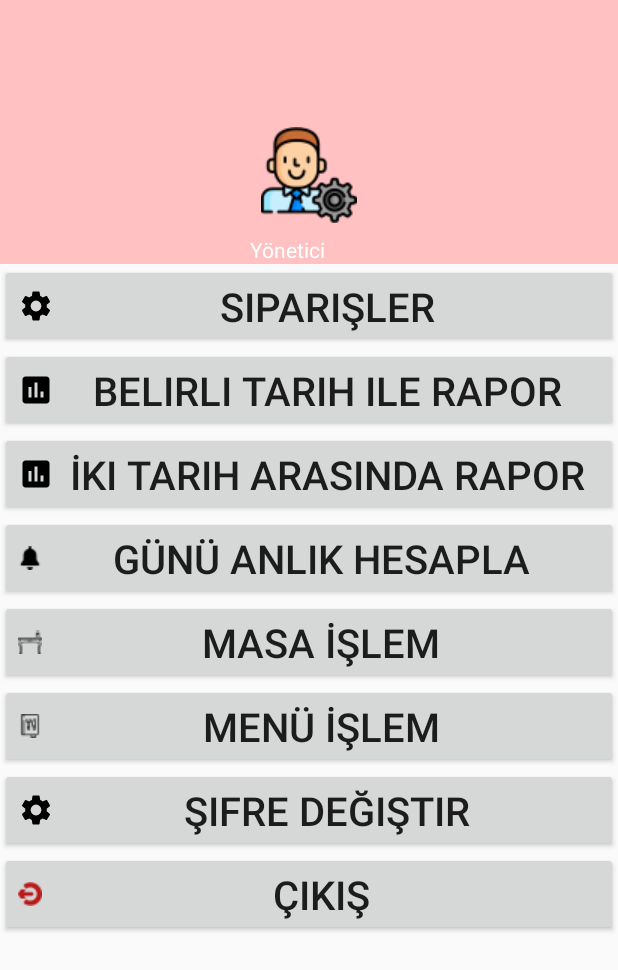
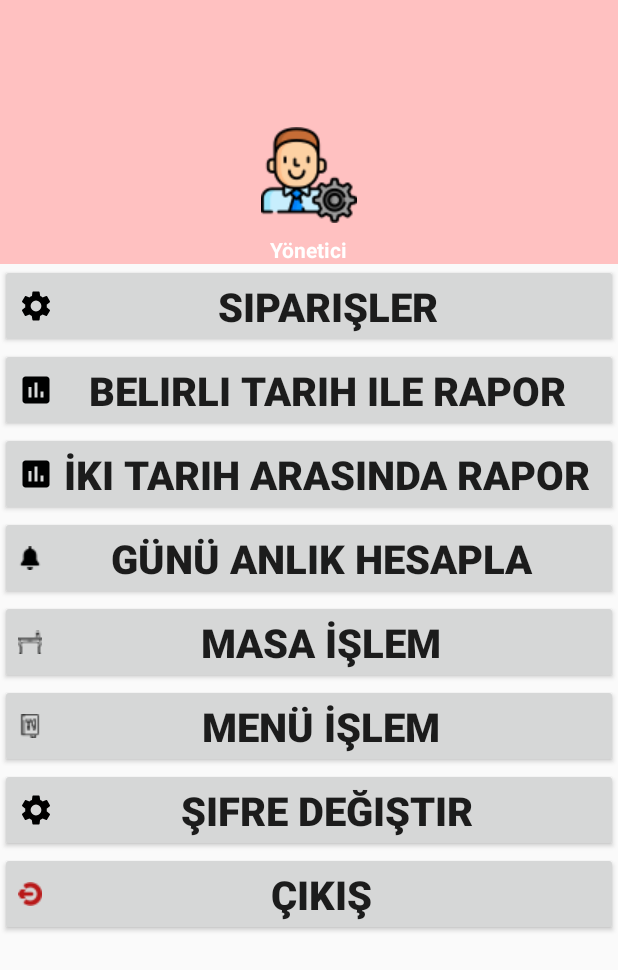
Before and after one commit to iremakdgn/siparisadmin, an Android app: the girisAdminActivity screen opened directly, with no data from a screen before it, on a phone screen of 412 x 824 dp. Shown: the top 970 px of the screen. Run offline under Robolectric (Android 15) with nearby library versions, the phone set to English and light mode, and no system bars.

```diff
--- a/app/src/main/java/com/corba/corbam/Services/APIClient.java
+++ b/app/src/main/java/com/corba/corbam/Services/APIClient.java
@@ -6,7 +6,7 @@ import retrofit2.converter.gson.GsonConverterFactory;
 
 public class APIClient {
     private static Retrofit retrofit = null;
-    private static String Base_Url = "http://192.168.1.105/siparisapi/api/";
+    private static String Base_Url = "http://192.168.1.107/siparisapi/api/";
 
     public static Retrofit getClient() {
         if (retrofit == null) {
--- a/app/src/main/res/layout/activity_giris_admin.xml
+++ b/app/src/main/res/layout/activity_giris_admin.xml
@@ -23,10 +23,11 @@
             android:layout_gravity="center_horizontal"/>
 
         <TextView
-            android:layout_width="78dp"
+            android:layout_width="wrap_content"
             android:layout_height="wrap_content"
             android:layout_gravity="center"
             android:paddingTop="@dimen/nav_header_vertical_spacing"
+            android:textStyle="bold"
             android:text="Yönetici"
             android:textAppearance="@style/TextAppearance.AppCompat.Body1" />
 
@@ -40,6 +41,7 @@
         <Button
             android:id="@+id/nav_sip"
             android:layout_width="match_parent"
+            android:textStyle="bold"
             android:layout_height="wrap_content"
             android:drawableLeft="@drawable/ic_settings_black_24dp"
             android:text="Siparişler"
@@ -48,6 +50,7 @@
         <Button
             android:id="@+id/nav_btrh"
             android:layout_width="match_parent"
+            android:textStyle="bold"
             android:layout_height="wrap_content"
             android:drawableLeft="@drawable/ic_insert_chart_black_24dp"
             android:text="Belirli Tarih ile Rapor"
@@ -56,6 +59,7 @@
         <Button
             android:id="@+id/nav_ikitrh"
             android:layout_width="match_parent"
+            android:textStyle="bold"
             android:layout_height="wrap_content"
             android:drawableLeft="@drawable/ic_insert_chart_black_24dp"
             android:text="İki Tarih Arasında Rapor"
@@ -64,6 +68,7 @@
         <Button
             android:id="@+id/nav_bldr"
             android:layout_width="match_parent"
+            android:textStyle="bold"
             android:layout_height="wrap_content"
             android:drawableLeft="@drawable/bell"
             android:text="Günü anlık hesapla"
@@ -72,6 +77,7 @@
         <Button
             android:id="@+id/nav_masais"
             android:layout_width="match_parent"
+            android:textStyle="bold"
             android:layout_height="wrap_content"
             android:drawableLeft="@drawable/table"
             android:text="Masa İşlem"
@@ -80,6 +86,7 @@
         <Button
             android:id="@+id/nav_menuis"
             android:layout_width="match_parent"
+            android:textStyle="bold"
             android:layout_height="wrap_content"
             android:drawableLeft="@drawable/menu"
             android:text="Menü İşlem"
@@ -88,6 +95,7 @@
         <Button
             android:id="@+id/nav_sfrdgs"
             android:layout_width="match_parent"
+            android:textStyle="bold"
             android:layout_height="wrap_content"
             android:drawableLeft="@drawable/ic_settings_black_24dp"
             android:text="Şifre Değiştir"
@@ -97,6 +105,7 @@
             android:id="@+id/nav_out"
             android:layout_width="match_parent"
             android:layout_height="wrap_content"
+            android:textStyle="bold"
             android:drawableLeft="@drawable/cks"
             android:text="ÇIKIŞ"
             android:textSize="40px"></Button>
--- a/app/src/main/res/xml/network_security_config.xml
+++ b/app/src/main/res/xml/network_security_config.xml
@@ -1,6 +1,6 @@
 <?xml version="1.0" encoding="utf-8"?>
 <network-security-config>
     <domain-config cleartextTrafficPermitted="true">
-        <domain includeSubdomains="true">192.168.1.105</domain>
+        <domain includeSubdomains="true">192.168.1.107</domain>
     </domain-config>
 </network-security-config>
```
